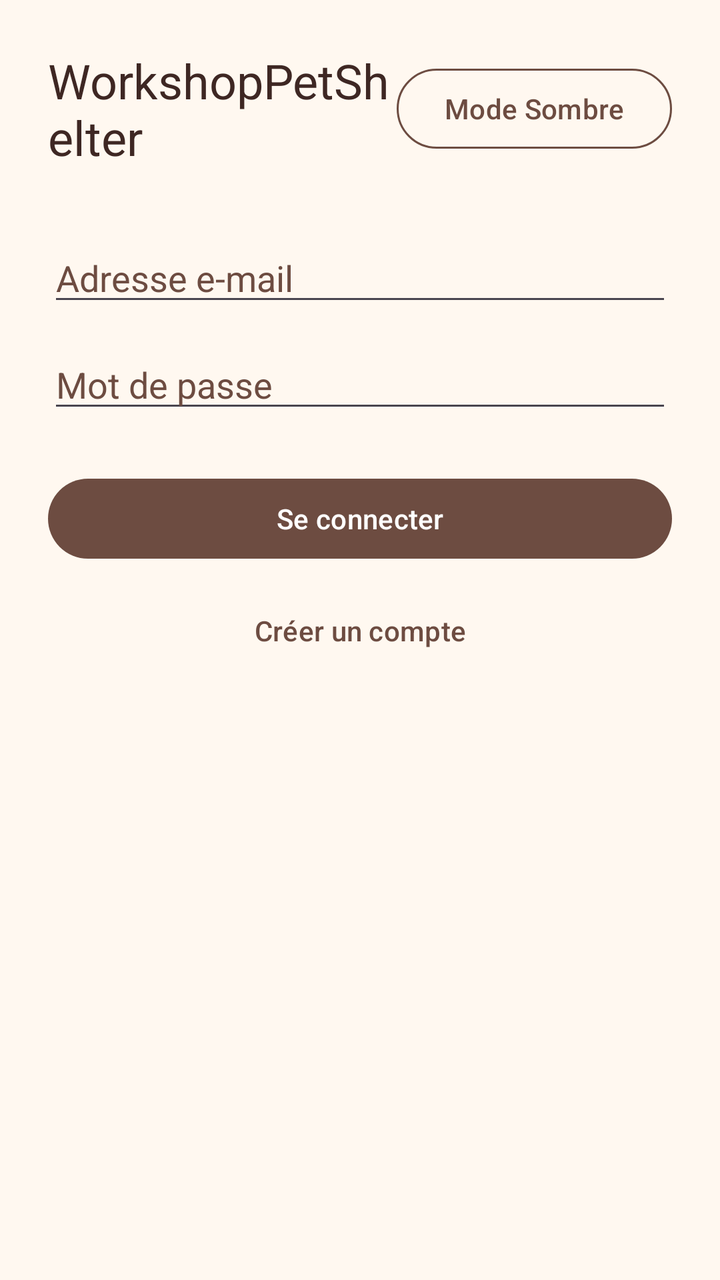
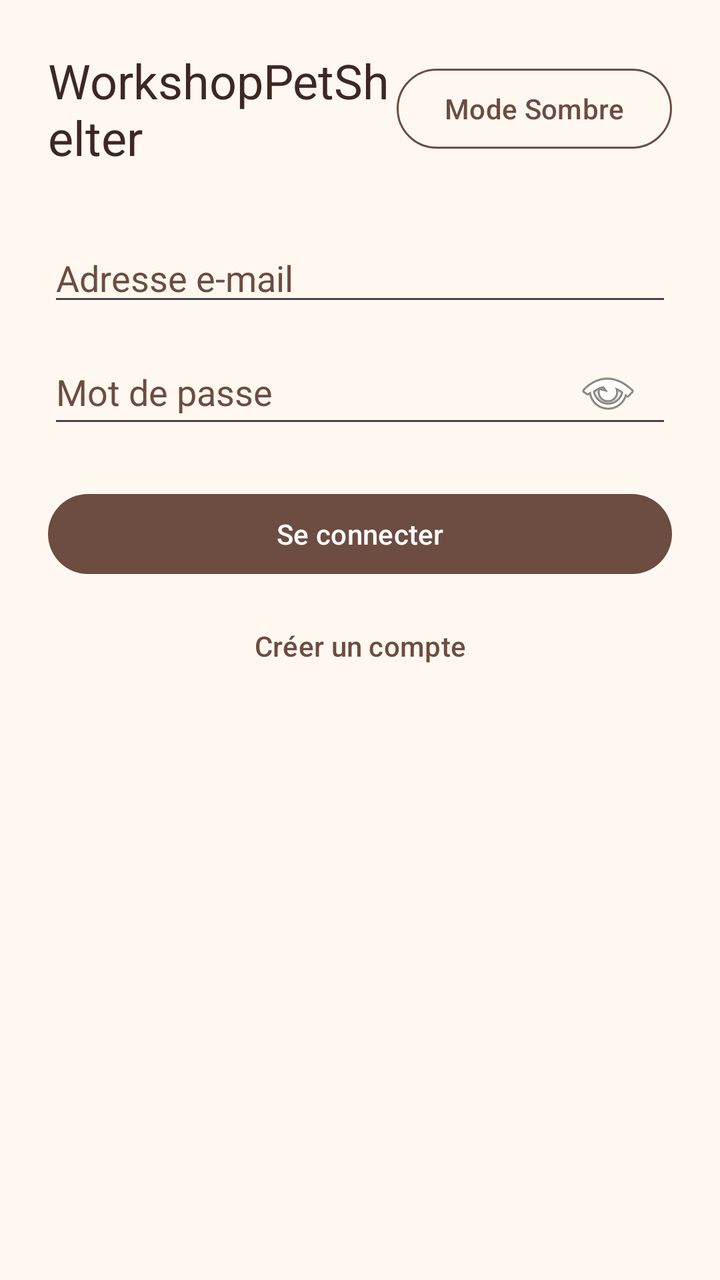

Screens rendered from an Android XML layout before and after an edit, with the pre-edit source and the edit as a unified diff.
<!-- AndroidManifest.xml: application theme Theme.WorkshopPetShelter -->
<!-- res/layout/activity_main.xml -->
<ScrollView xmlns:android="http://schemas.android.com/apk/res/android"
    xmlns:app="http://schemas.android.com/apk/res-auto"
    android:layout_width="match_parent"
    android:layout_height="match_parent"
    android:background="@color/app_background"
    android:fillViewport="true">

    <LinearLayout
        android:layout_width="match_parent"
        android:layout_height="wrap_content"
        android:orientation="vertical"
        android:padding="24dp">

        
        <LinearLayout
            android:layout_width="match_parent"
            android:layout_height="wrap_content"
            android:gravity="center_vertical"
            android:orientation="horizontal">

            <TextView
                android:layout_width="0dp"
                android:layout_height="wrap_content"
                android:layout_weight="1"
                android:text="@string/title_main"
                android:textAppearance="?attr/textAppearanceHeadlineSmall"
                android:textColor="@color/text_primary" />

            <com.google.android.material.button.MaterialButton
                android:id="@+id/buttonToggleTheme"
                style="@style/Widget.Material3.Button.OutlinedButton"
                android:layout_width="wrap_content"
                android:layout_height="wrap_content"
                android:text="Mode Sombre"
                android:textColor="@color/accent"
                app:strokeColor="@color/accent" />

        </LinearLayout>

        
        <EditText
            android:id="@+id/etEmail"
            android:layout_width="match_parent"
            android:layout_height="wrap_content"
            android:layout_marginTop="32dp"
            android:autofillHints="emailAddress"
            android:hint="Adresse e-mail"
            android:inputType="textEmailAddress"
            android:maxLines="1"
            android:textColor="@color/text_primary"
            android:textColorHint="@color/accent" />

        <EditText
            android:id="@+id/etPassword"
            android:layout_width="match_parent"
            android:layout_height="wrap_content"
            android:layout_marginTop="12dp"
            android:autofillHints="password"
            android:hint="Mot de passe"
            android:inputType="textPassword"
            android:maxLines="1"
            android:textColor="@color/text_primary"
            android:textColorHint="@color/accent" />

        <com.google.android.material.button.MaterialButton
            android:id="@+id/btnLogin"
            android:layout_width="match_parent"
            android:layout_height="wrap_content"
            android:layout_marginTop="24dp"
            android:text="Se connecter"
            android:textAllCaps="false"
            app:backgroundTint="@color/accent" />

        <com.google.android.material.button.MaterialButton
            android:id="@+id/btnGoRegister"
            style="@style/Widget.Material3.Button.TextButton"
            android:layout_width="match_parent"
            android:layout_height="wrap_content"
            android:layout_marginTop="8dp"
            android:text="Créer un compte"
            android:textAllCaps="false"
            android:textColor="@color/accent" />

    </LinearLayout>

</ScrollView>
<!-- resources referenced by this layout -->
<resources>
  <color name="accent">#6D4C41</color>
  <color name="app_background">#FFF8F0</color>
  <color name="text_primary">#3E2723</color>
  <string name="title_main">WorkshopPetShelter</string>
  <style name="Theme.WorkshopPetShelter" parent="Theme.Material3.DayNight.NoActionBar" />
</resources>

<!-- the commit's change to res/layout/activity_main.xml (unified diff, before → after) -->
@@ -57,8 +57,10 @@
             android:layout_marginTop="12dp"
             android:autofillHints="password"
             android:hint="Mot de passe"
+            android:drawableEnd="@android:drawable/ic_menu_view"
             android:inputType="textPassword"
             android:maxLines="1"
+            android:paddingEnd="16dp"
             android:textColor="@color/text_primary"
             android:textColorHint="@color/accent" />
 
